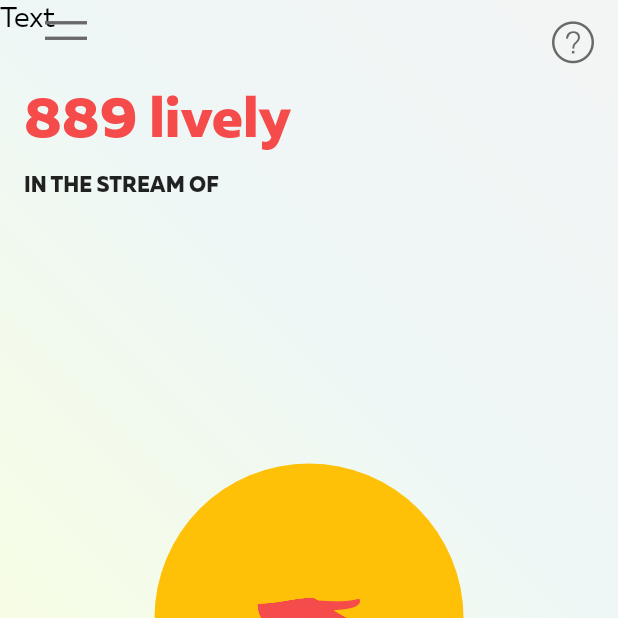
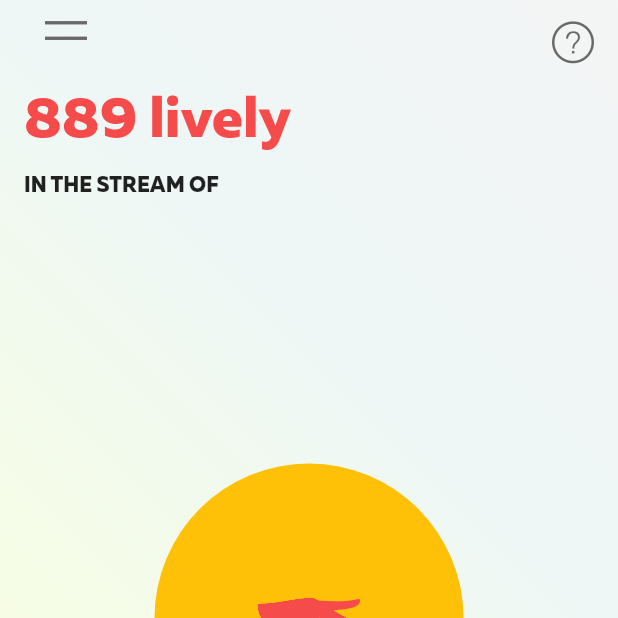
Before and after one commit to Lively-One-App/lively, a Flutter app: the screen it shows after launch, on a phone screen of 412 x 824 dp, the top half of it. Run offline on Flutter 3.47's test engine with Material 2 defaults, Android fonts, the phone set to English and light mode, and no system bars; our stand-ins replace bloc, cloud_firestore, cloud_functions, dio, firebase_core, flutter_bloc and 2 more; missing offline and left inert: a package; accounts and stored records are empty; network calls fail.

Commit message:
Remove testing child

```diff
--- a/lib/src/widgets/animated_gradient_background_container.dart
+++ b/lib/src/widgets/animated_gradient_background_container.dart
@@ -69,7 +69,6 @@ class _AnimatedGradientBackgroundContainerState
               ],
             ),
           ),
-          child: Text('Text'),
         );
       },
     );
```
